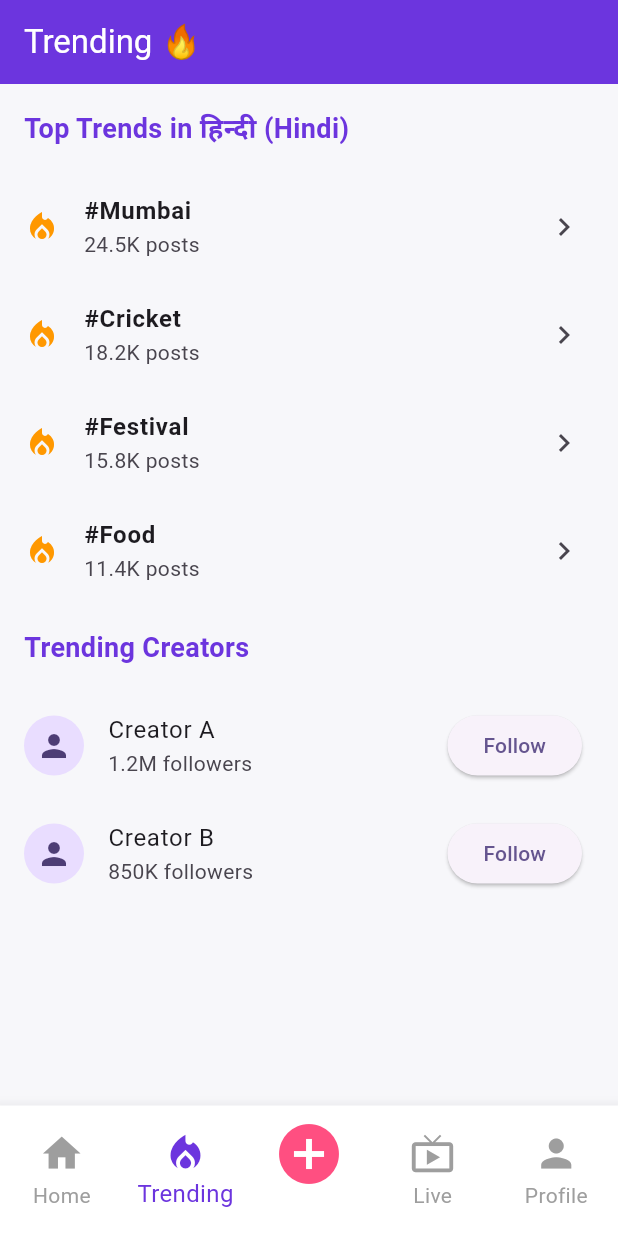
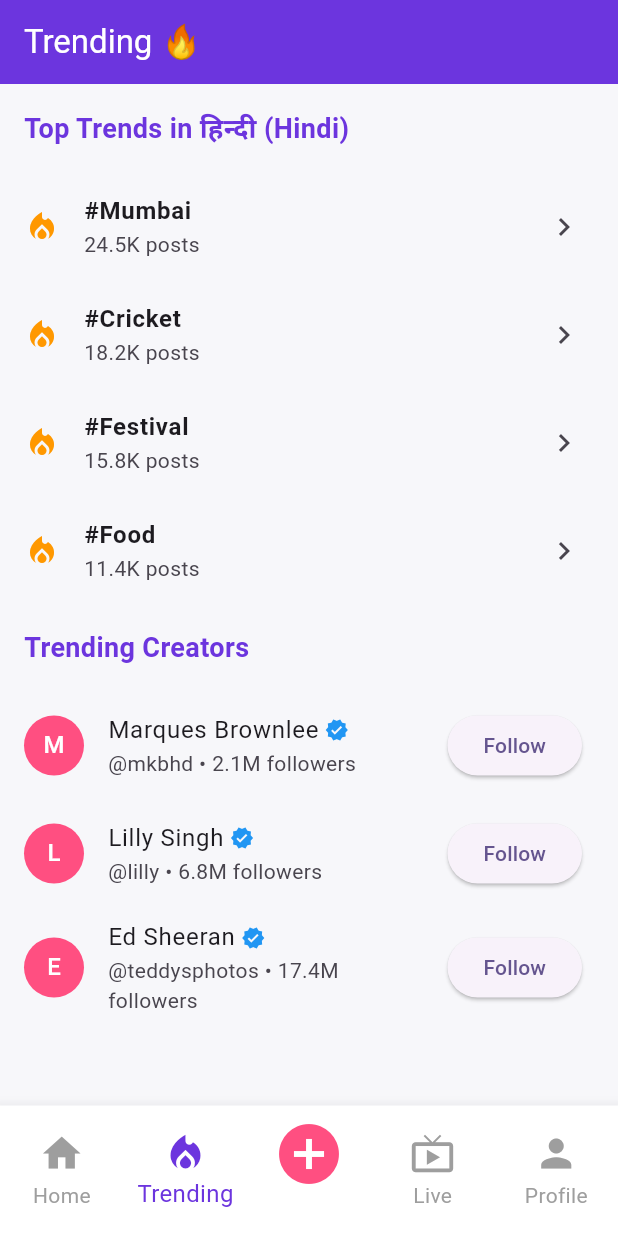
Before and after one commit to Rayan-141/ShareChat_Flutter_App, a Flutter app: the screen it shows after launch, item 2 of the bottom bar chosen, on a phone screen of 412 x 824 dp. Run offline on Flutter 3.47's test engine with Material 3 defaults, Android fonts, the phone set to English and light mode, and no system bars.

Commit message:
Make trending topics open creator posts

```diff
--- a/lib/main.dart
+++ b/lib/main.dart
@@ -464,8 +464,14 @@ class LanguageSelector extends StatelessWidget {
 class PostCard extends StatefulWidget {
   final int index;
   final String language;
-
-  const PostCard({super.key, required this.index, required this.language});
+  final String? captionOverride;
+
+  const PostCard({
+    super.key,
+    required this.index,
+    required this.language,
+    this.captionOverride,
+  });
 
   @override
   State<PostCard> createState() => _PostCardState();
@@ -636,7 +642,8 @@ class _PostCardState extends State<PostCard> {
               vertical: 8.0,
             ),
             child: Text(
-              localizedCaption(widget.index, widget.language),
+              widget.captionOverride ??
+                  localizedCaption(widget.index, widget.language),
               style: const TextStyle(fontSize: 16),
             ),
           ),
@@ -774,10 +781,10 @@ class TrendingScreen extends StatelessWidget {
           Expanded(
             child: ListView(
               children: [
-                _buildTrendItem('#Mumbai', '24.5K posts'),
-                _buildTrendItem('#Cricket', '18.2K posts'),
-                _buildTrendItem('#Festival', '15.8K posts'),
-                _buildTrendItem('#Food', '11.4K posts'),
+                _buildTrendItem(context, '#Mumbai', '24.5K posts'),
+                _buildTrendItem(context, '#Cricket', '18.2K posts'),
+                _buildTrendItem(context, '#Festival', '15.8K posts'),
+                _buildTrendItem(context, '#Food', '11.4K posts'),
                 const Padding(
                   padding: EdgeInsets.all(16.0),
                   child: Text(
@@ -789,23 +796,20 @@ class TrendingScreen extends StatelessWidget {
                     ),
                   ),
                 ),
-                ListTile(
-                  leading: const CircleAvatar(child: Icon(Icons.person)),
-                  title: const Text('Creator A'),
-                  subtitle: const Text('1.2M followers'),
-                  trailing: ElevatedButton(
-                    onPressed: () {},
-                    child: const Text('Follow'),
-                  ),
-                ),
-                ListTile(
-                  leading: const CircleAvatar(child: Icon(Icons.person)),
-                  title: const Text('Creator B'),
-                  subtitle: const Text('850K followers'),
-                  trailing: ElevatedButton(
-                    onPressed: () {},
-                    child: const Text('Follow'),
-                  ),
+                _buildCreatorTile(
+                  context,
+                  creatorProfiles[32],
+                  '2.1M followers',
+                ),
+                _buildCreatorTile(
+                  context,
+                  creatorProfiles[33],
+                  '6.8M followers',
+                ),
+                _buildCreatorTile(
+                  context,
+                  creatorProfiles[38],
+                  '17.4M followers',
                 ),
               ],
             ),
@@ -815,12 +819,93 @@ class TrendingScreen extends StatelessWidget {
     );
   }
 
-  Widget _buildTrendItem(String hashtag, String count) {
+  Widget _buildTrendItem(BuildContext context, String hashtag, String count) {
     return ListTile(
       leading: const Icon(Icons.local_fire_department, color: Colors.orange),
       title: Text(hashtag, style: const TextStyle(fontWeight: FontWeight.bold)),
       subtitle: Text(count),
       trailing: const Icon(Icons.chevron_right),
+      onTap: () {
+        Navigator.push(
+          context,
+          MaterialPageRoute(
+            builder: (_) => TrendPostsScreen(
+              topic: hashtag.substring(1),
+              language: language,
+            ),
+          ),
+        );
+      },
+    );
+  }
+
+  Widget _buildCreatorTile(
+    BuildContext context,
+    CreatorProfile creator,
+    String followers,
+  ) {
+    return ListTile(
+      leading: CircleAvatar(
+        backgroundColor: AppColors.secondary,
+        child: Text(
+          creator.name.substring(0, 1),
+          style: const TextStyle(color: Colors.white),
+        ),
+      ),
+      title: Row(
+        children: [
+          Flexible(child: Text(creator.name, overflow: TextOverflow.ellipsis)),
+          const SizedBox(width: 4),
+          if (creator.isVerified)
+            const Icon(Icons.verified, color: Colors.blue, size: 16),
+        ],
+      ),
+      subtitle: Text('${creator.username} • $followers'),
+      trailing: ElevatedButton(
+        onPressed: () => ScaffoldMessenger.of(context).showSnackBar(
+          SnackBar(content: Text('Following ${creator.username}')),
+        ),
+        child: const Text('Follow'),
+      ),
+    );
+  }
+}
+
+class TrendPostsScreen extends StatelessWidget {
+  final String topic;
+  final String language;
+
+  const TrendPostsScreen({
+    super.key,
+    required this.topic,
+    required this.language,
+  });
+
+  static const topicIndices = <String, List<int>>{
+    'Mumbai': [0, 5, 10, 13, 20],
+    'Cricket': [1, 2, 6, 8, 9],
+    'Festival': [3, 7, 11, 14, 17],
+    'Food': [4, 12, 15, 18, 19],
+  };
+
+  @override
+  Widget build(BuildContext context) {
+    final indices = topicIndices[topic] ?? topicIndices.values.first;
+    return Scaffold(
+      appBar: AppBar(title: Text('#$topic posts')),
+      body: ListView.builder(
+        itemCount: indices.length,
+        itemBuilder: (context, index) {
+          final creator =
+              feedCreatorProfiles[indices[index] % feedCreatorProfiles.length];
+          return PostCard(
+            index: indices[index] % feedCreatorProfiles.length,
+            language: language,
+            captionOverride:
+                '${creator.name} shared a ${topic.toLowerCase()} update with the community.',
+          );
+        },
+      ),
     );
   }
 }
```
Also changed, not shown: 1 other file.
